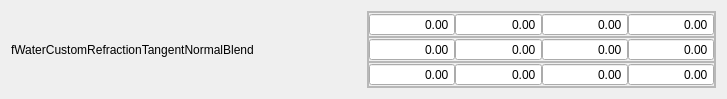
Old version of the form gui/propertyUI/float3x4.ui in the repository AsteriskAmpersand/Material-Editing.
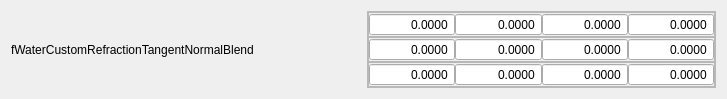
New version of the form.

Patch:
```diff
--- a/gui/propertyUI/float3x4.ui
+++ b/gui/propertyUI/float3x4.ui
@@ -89,6 +89,9 @@
            <property name="showGroupSeparator" stdset="0">
             <bool>false</bool>
            </property>
+           <property name="decimals">
+            <number>4</number>
+           </property>
            <property name="minimum">
             <double>-10000000000000000735758738477112498397576062152177456799245857901351759143802190202050679656153088.000000000000000</double>
            </property>
@@ -117,6 +120,9 @@
            <property name="showGroupSeparator" stdset="0">
             <bool>false</bool>
            </property>
+           <property name="decimals">
+            <number>4</number>
+           </property>
            <property name="minimum">
             <double>-10000000000000000735758738477112498397576062152177456799245857901351759143802190202050679656153088.000000000000000</double>
            </property>
@@ -145,6 +151,9 @@
            <property name="showGroupSeparator" stdset="0">
             <bool>false</bool>
            </property>
+           <property name="decimals">
+            <number>4</number>
+           </property>
            <property name="minimum">
             <double>-10000000000000000735758738477112498397576062152177456799245857901351759143802190202050679656153088.000000000000000</double>
            </property>
@@ -173,6 +182,9 @@
            <property name="showGroupSeparator" stdset="0">
             <bool>false</bool>
            </property>
+           <property name="decimals">
+            <number>4</number>
+           </property>
            <property name="minimum">
             <double>-10000000000000000735758738477112498397576062152177456799245857901351759143802190202050679656153088.000000000000000</double>
            </property>
@@ -228,6 +240,9 @@
            <property name="showGroupSeparator" stdset="0">
             <bool>false</bool>
            </property>
+           <property name="decimals">
+            <number>4</number>
+           </property>
            <property name="minimum">
             <double>-10000000000000000735758738477112498397576062152177456799245857901351759143802190202050679656153088.000000000000000</double>
            </property>
@@ -256,6 +271,9 @@
            <property name="showGroupSeparator" stdset="0">
             <bool>false</bool>
            </property>
+           <property name="decimals">
+            <number>4</number>
+           </property>
            <property name="minimum">
             <double>-10000000000000000735758738477112498397576062152177456799245857901351759143802190202050679656153088.000000000000000</double>
            </property>
@@ -284,6 +302,9 @@
            <property name="showGroupSeparator" stdset="0">
             <bool>false</bool>
            </property>
+           <property name="decimals">
+            <number>4</number>
+           </property>
            <property name="minimum">
             <double>-10000000000000000735758738477112498397576062152177456799245857901351759143802190202050679656153088.000000000000000</double>
            </property>
@@ -312,6 +333,9 @@
            <property name="showGroupSeparator" stdset="0">
             <bool>false</bool>
            </property>
+           <property name="decimals">
+            <number>4</number>
+           </property>
            <property name="minimum">
             <double>-10000000000000000735758738477112498397576062152177456799245857901351759143802190202050679656153088.000000000000000</double>
            </property>
@@ -367,6 +391,9 @@
            <property name="showGroupSeparator" stdset="0">
             <bool>false</bool>
            </property>
+           <property name="decimals">
+            <number>4</number>
+           </property>
            <property name="minimum">
             <double>-10000000000000000735758738477112498397576062152177456799245857901351759143802190202050679656153088.000000000000000</double>
            </property>
@@ -395,6 +422,9 @@
            <property name="showGroupSeparator" stdset="0">
             <bool>false</bool>
            </property>
+           <property name="decimals">
+            <number>4</number>
+           </property>
            <property name="minimum">
             <double>-10000000000000000735758738477112498397576062152177456799245857901351759143802190202050679656153088.000000000000000</double>
            </property>
@@ -423,6 +453,9 @@
            <property name="showGroupSeparator" stdset="0">
             <bool>false</bool>
            </property>
+           <property name="decimals">
+            <number>4</number>
+           </property>
            <property name="minimum">
             <double>-10000000000000000735758738477112498397576062152177456799245857901351759143802190202050679656153088.000000000000000</double>
            </property>
@@ -451,6 +484,9 @@
            <property name="showGroupSeparator" stdset="0">
             <bool>false</bool>
            </property>
+           <property name="decimals">
+            <number>4</number>
+           </property>
            <property name="minimum">
             <double>-10000000000000000735758738477112498397576062152177456799245857901351759143802190202050679656153088.000000000000000</double>
            </property>
```
